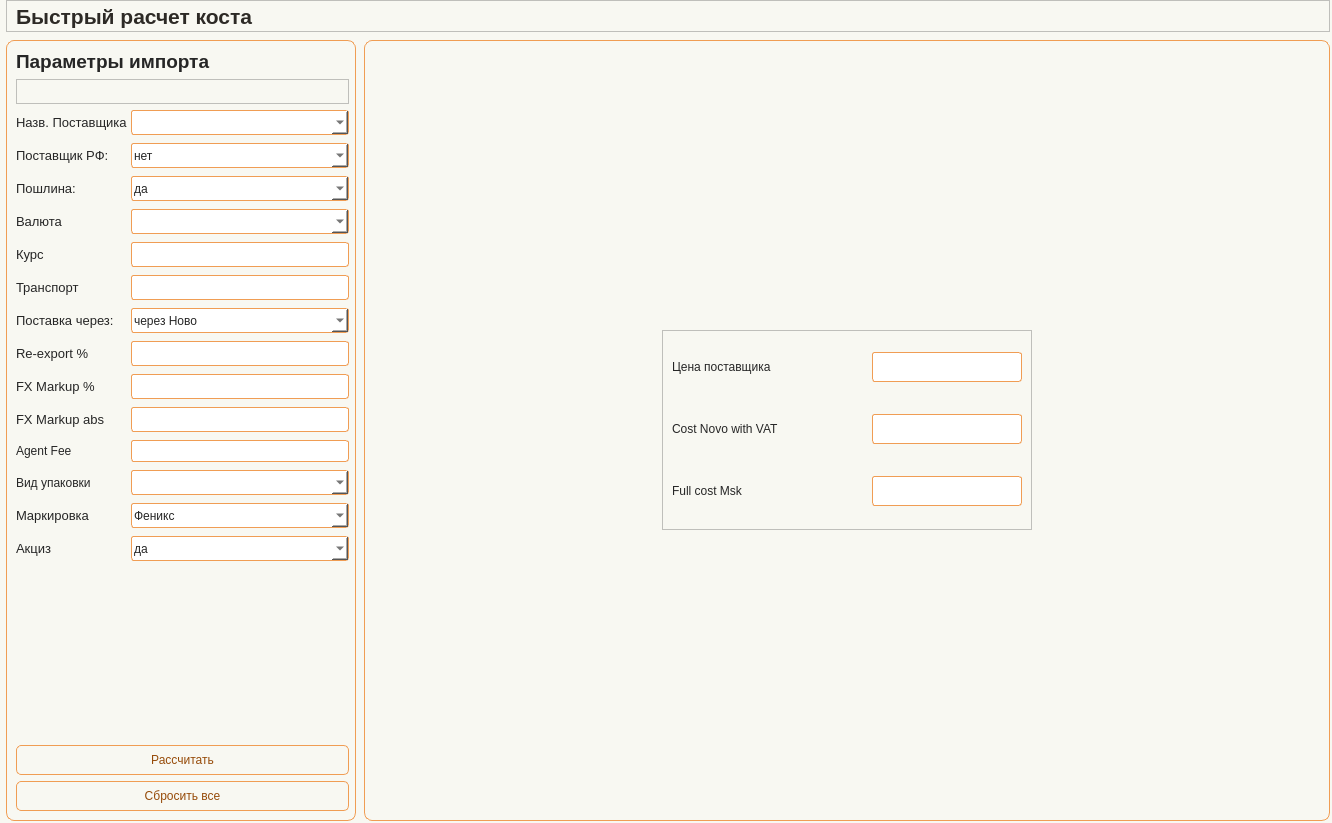
This is app/ui/windows/quick_prices_calc.ui in Masik84/Procurement_app as Qt 5 draws it before an edit. The edited form follows.
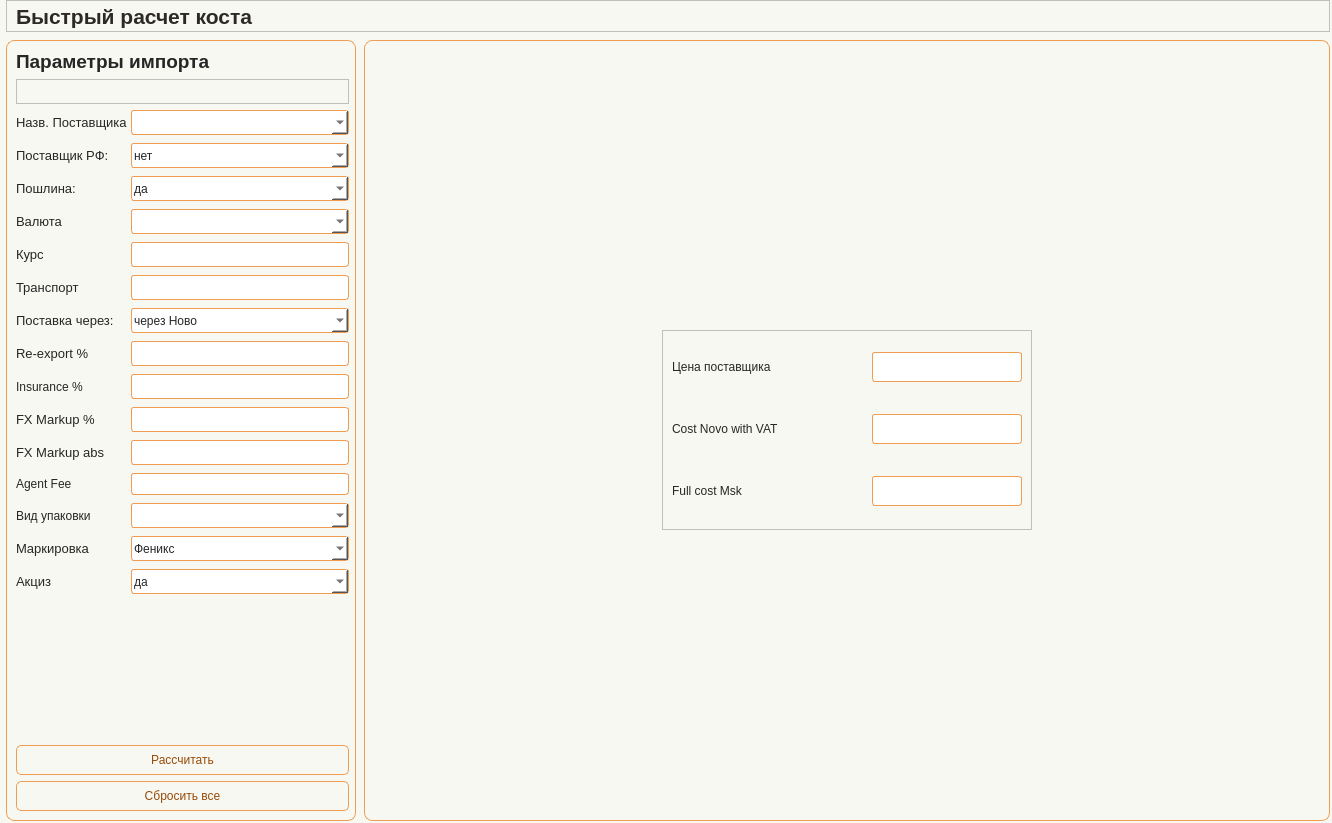
This is the edited form. Icons and pictures are not drawn.

What changed in the file:
```diff
--- a/app/ui/windows/quick_prices_calc.ui
+++ b/app/ui/windows/quick_prices_calc.ui
@@ -358,7 +358,7 @@
                  </property>
                 </widget>
                </item>
-               <item row="14" column="0">
+               <item row="15" column="0">
                 <widget class="QLabel" name="label_11">
                  <property name="minimumSize">
                   <size>
@@ -401,7 +401,7 @@
                  </property>
                 </widget>
                </item>
-               <item row="8" column="1">
+               <item row="9" column="1">
                 <widget class="QLineEdit" name="line_FXMarkup">
                  <property name="minimumSize">
                   <size>
@@ -417,7 +417,7 @@
                  </property>
                 </widget>
                </item>
-               <item row="12" column="1">
+               <item row="13" column="1">
                 <widget class="QComboBox" name="line_PackType">
                  <property name="minimumSize">
                   <size>
@@ -510,7 +510,30 @@
                  </property>
                 </widget>
                </item>
-               <item row="13" column="0">
+               <item row="8" column="0">
+                <widget class="QLabel" name="label_Insurance">
+                 <property name="text">
+                  <string>Insurance %</string>
+                 </property>
+                </widget>
+               </item>
+               <item row="8" column="1">
+                <widget class="QLineEdit" name="line_Insurance">
+                 <property name="minimumSize">
+                  <size>
+                   <width>0</width>
+                   <height>25</height>
+                  </size>
+                 </property>
+                 <property name="maximumSize">
+                  <size>
+                   <width>16777215</width>
+                   <height>25</height>
+                  </size>
+                 </property>
+                </widget>
+               </item>
+               <item row="14" column="0">
                 <widget class="QLabel" name="label_3">
                  <property name="minimumSize">
                   <size>
@@ -564,7 +587,7 @@
                  </property>
                 </widget>
                </item>
-               <item row="13" column="1">
+               <item row="14" column="1">
                 <widget class="QComboBox" name="cbo_Marking">
                  <property name="minimumSize">
                   <size>
@@ -660,7 +683,7 @@
                  </property>
                 </widget>
                </item>
-               <item row="8" column="0">
+               <item row="9" column="0">
                 <widget class="QLabel" name="label_8">
                  <property name="minimumSize">
                   <size>
@@ -687,7 +710,7 @@
                  </property>
                 </widget>
                </item>
-               <item row="12" column="0">
+               <item row="13" column="0">
                 <widget class="QLabel" name="label_16">
                  <property name="text">
                   <string>Вид упаковки</string>
@@ -747,7 +770,7 @@
                  </property>
                 </widget>
                </item>
-               <item row="14" column="1">
+               <item row="15" column="1">
                 <widget class="QComboBox" name="line_Excise">
                  <property name="minimumSize">
                   <size>
@@ -868,10 +891,10 @@
                  </property>
                 </widget>
                </item>
-               <item row="10" column="1">
+               <item row="11" column="1">
                 <widget class="QLineEdit" name="line_AgentFee"/>
                </item>
-               <item row="10" column="0">
+               <item row="11" column="0">
                 <widget class="QLabel" name="label_12">
                  <property name="text">
                   <string>Agent Fee</string>
@@ -879,7 +902,7 @@
                 </widget>
                </item>
               
-               <item row="9" column="0">
+               <item row="10" column="0">
                 <widget class="QLabel" name="label_FXMarkupAbs">
                  <property name="minimumSize">
                   <size>
@@ -906,7 +929,7 @@
                  </property>
                 </widget>
                </item>
-               <item row="9" column="1">
+               <item row="10" column="1">
                 <widget class="QLineEdit" name="line_FXMarkupAbs">
                  <property name="minimumSize">
                   <size>
```
